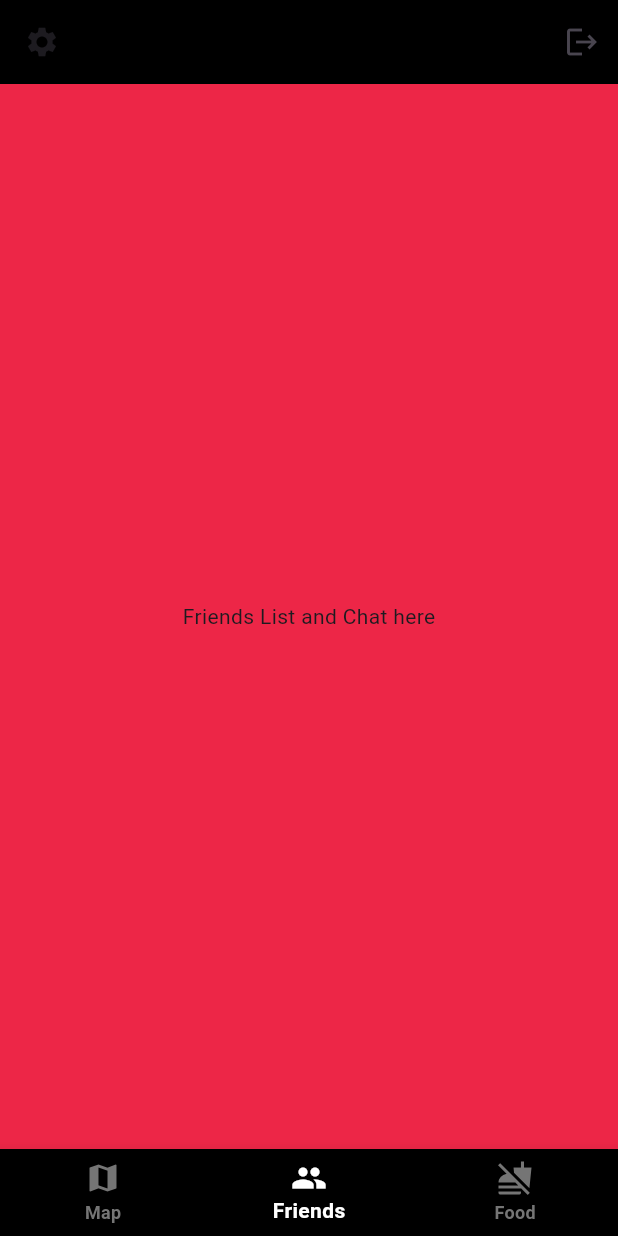
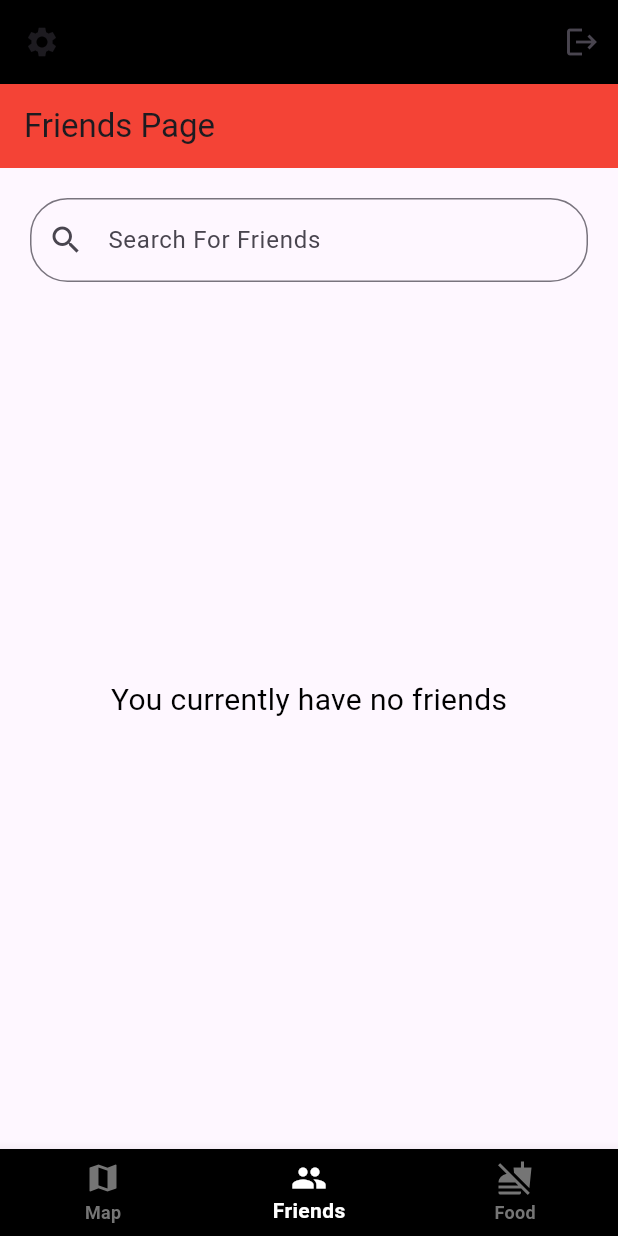
Before and after one commit to LogicErr0r/CSC-3400-Project, a Flutter app: the screen it shows once a user with an empty profile is signed in, item 2 of the bottom bar chosen, on a phone screen of 412 x 824 dp. Run offline on Flutter 3.47's test engine with Material 3 defaults, Android fonts, the light colour scheme and no system bars; our stand-ins replace cloud_firestore, firebase_auth, firebase_core; accounts and stored records are empty.

Commit message:
Working Friends Page

```diff
--- a/lib/pages/loginPages/loginOrRegistar.dart
+++ b/lib/pages/loginPages/loginOrRegistar.dart
@@ -2,6 +2,8 @@ import 'package:flutter/material.dart';
 import 'package:mocsmunchv2/pages/loginPages/loginPage.dart';
 import 'package:mocsmunchv2/pages/loginPages/registerPage.dart';
 
+
+//This page is just logic that decies to bring the user to the login page or register page
 
 
 class LoginOrRegisterPage extends StatefulWidget {
--- a/lib/pages/loginPages/loginPage.dart
+++ b/lib/pages/loginPages/loginPage.dart
@@ -38,8 +38,6 @@ class _LoginPageState extends State<LoginPage> {
       Navigator.pop(context);
      } on FirebaseAuthException {
 
-      //pop the loading circle
-      Navigator.pop(context);
 
       //Show Error Message
       showErrorMessage("Incorrect Email or Password was entered");
--- /dev/null
+++ b/lib/pages/navPages/friendsPage.dart
@@ -0,0 +1,51 @@
+import 'package:flutter/material.dart';
+
+class FriendsPage extends StatefulWidget {
+  @override
+  _FriendsPageState createState() => _FriendsPageState();
+}
+
+class _FriendsPageState extends State<FriendsPage> {
+  // Controller for the search bar
+  final TextEditingController _filter = TextEditingController();
+
+  @override
+  Widget build(BuildContext context) {
+    return Scaffold(
+      appBar: AppBar(
+        title: Text('Friends Page'),
+        backgroundColor: Colors.red,
+      ),
+      body: Container(
+        padding: EdgeInsets.all(20.0),
+        child: Column(
+          children: <Widget>[
+            // Search bar
+            TextField(
+              controller: _filter,
+              decoration: InputDecoration(
+                labelText: 'Search For Friends',
+                prefixIcon: Icon(Icons.search),
+                border: OutlineInputBorder(
+                  borderRadius: BorderRadius.all(Radius.circular(25.0)),
+                ),
+              ),
+            ),
+            Expanded(
+              child: Center(
+                child: Text(
+                  'You currently have no friends',
+                  style: TextStyle(
+                    fontSize: 20, // Adjust the font size as you see fit
+                    color: Colors.black, // Adjust the color as needed
+                    // Add more TextStyle properties according to your design
+                  ),
+                ),
+              ),
+            ),
+          ],
+        ),
+      ),
+    );
+  }
+}
--- a/lib/pages/navPages/homePage.dart
+++ b/lib/pages/navPages/homePage.dart
@@ -1,7 +1,7 @@
 import 'package:flutter/material.dart';
 import 'package:firebase_auth/firebase_auth.dart';
 import 'package:mocsmunchv2/pages/loginPages/authPage.dart';
-
+import 'package:mocsmunchv2/pages/navPages/friendsPage.dart';
 
 class HomePage extends StatefulWidget {
   const HomePage({Key? key}) : super(key: key);
@@ -13,7 +13,6 @@ class HomePage extends StatefulWidget {
 class _HomePageState extends State<HomePage> {
   final user = FirebaseAuth.instance.currentUser!;
 
-  // sign user out method
   void signUserOut() {
     FirebaseAuth.instance.signOut();
     Navigator.push(
@@ -22,54 +21,23 @@ class _HomePageState extends State<HomePage> {
     );
   }
 
-  // Method to navigate to settings page
   void goToSettingsPage() {
     // Navigate to settings page
   }
 
-  // Variables to keep track of the current page index
   int _selectedIndex = 0;
-  static const List<Widget> _pages = <Widget>[
-    // Define your pages here
 
-    //Map Page
-    Text('Interactive Map here'),
-    //MapPage(),
-
-    //Friends Page
-    Text('Friends List and Chat here'),
-    //FriendsPage(),
-
-    //Food Page
-    Text('All Food Menu Tabs here'),
-    //MenusPage(),
+  // Removed 'static const' from _pages list
+  final List<Widget> _pages = [
+    Text('Interactive Map here'), // Example Page
+    FriendsPage(), //Friends Page
+    Text('All Food Menu Tabs here'), // Example Page
   ];
 
-  // Method to handle bottom navigation bar item tap
   void _onItemTapped(int index) {
     setState(() {
       _selectedIndex = index;
     });
-
-    /*// If Menu Page is tapped, navigate to MenusPage
-    if (_selectedIndex == 1) {
-      Navigator.push(
-        context,
-        MaterialPageRoute(builder: (context) => MapPage()),
-      );
-    }
-    if (_selectedIndex == 2) {
-      Navigator.push(
-        context,
-        MaterialPageRoute(builder: (context) => FriendsPage()),
-      );
-    }
-    if (_selectedIndex == 3) {
-      Navigator.push(
-        context,
-        MaterialPageRoute(builder: (context) => MenusPage()),
-      );
-    } */
   }
 
   @override
@@ -78,26 +46,22 @@ class _HomePageState extends State<HomePage> {
       backgroundColor: const Color.fromRGBO(237, 38, 71, 1.0),
       appBar: AppBar(
         backgroundColor: Colors.black,
-
-        //Settings Page Hoopla
         leading: IconButton(
           onPressed: goToSettingsPage,
           icon: const Icon(Icons.settings),
         ),
-
-        //Sign User Out
         actions: [
           IconButton(
             onPressed: signUserOut,
             icon: const Icon(Icons.logout),
-          )
+          ),
         ],
       ),
       body: Center(
         child: _pages.elementAt(_selectedIndex),
       ),
       bottomNavigationBar: BottomNavigationBar(
-        backgroundColor: Colors.black, // Set background color to black
+        backgroundColor: Colors.black,
         selectedItemColor: Colors.white,
         unselectedItemColor: Colors.grey.shade600,
         selectedLabelStyle: const TextStyle(fontWeight: FontWeight.w600),
--- a/pubspec.yaml
+++ b/pubspec.yaml
@@ -37,6 +37,7 @@ dependencies:
   cupertino_icons: ^1.0.2
   firebase_core: ^2.25.4
   firebase_auth: ^4.17.4
+  cloud_firestore: "^4.15.5"
 
 dev_dependencies:
   flutter_test:
```
Also changed, not shown: lib/pages/loginPages/registerPage.dart (+44 -25 lines), pubspec.lock, 4 other files.
